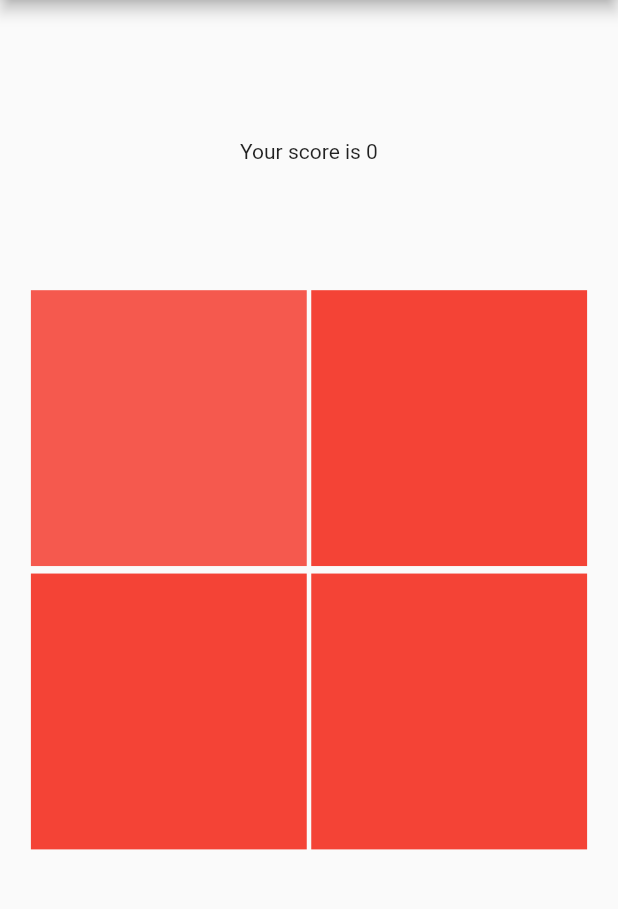
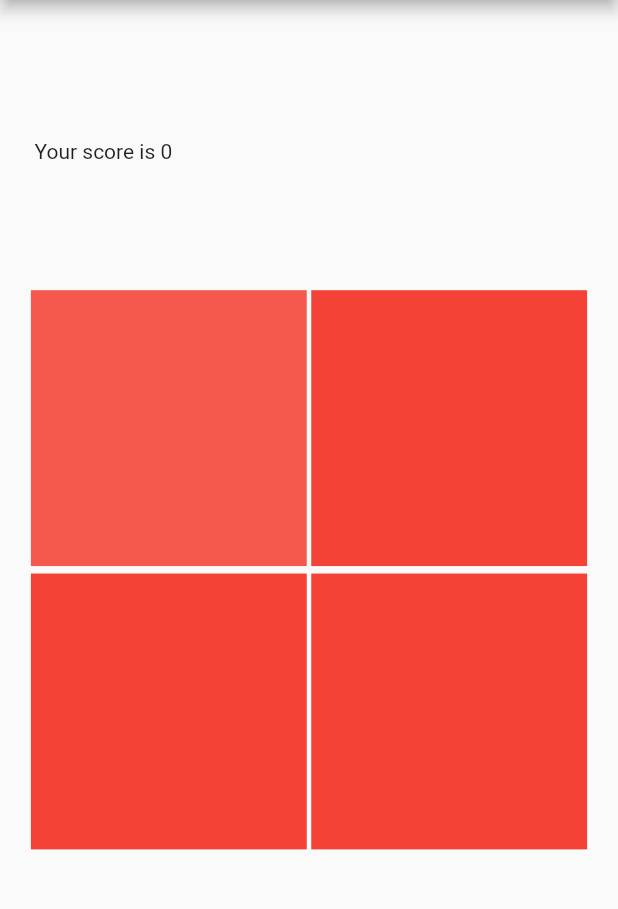
Before and after one commit to ibrahim-atef/grid-game, a Flutter app: the screen it shows after launch, on a phone screen of 412 x 824 dp, the part 84-993 px from its top. Run offline on Flutter 3.47's test engine with Material 2 defaults, Android fonts, the phone set to English and light mode, and no system bars; our stand-ins replace animated_text_kit, get, get_storage, lottie.

Commit message:
add more functionality

```diff
--- a/lib/logic/main_controller.dart
+++ b/lib/logic/main_controller.dart
@@ -2,9 +2,13 @@ import 'dart:math';
 
 import 'package:flutter/material.dart';
 import 'package:get/get.dart';
+import 'package:get_storage/get_storage.dart';
 
 class MainController extends GetxController {
   int initialGridCount = 4;
+  int highestScore = 0;
+  bool loseGame = false;
+  final GetStorage storage = GetStorage();
   int initialScore = 0;
   Color? xColor;
   int? xNum;
@@ -36,6 +40,7 @@ class MainController extends GetxController {
     // TODO: implement onInit
     randomNom();
     randomColor();
+    getHighScore();
     super.onInit();
   }
 
@@ -43,20 +48,31 @@ class MainController extends GetxController {
     return xColor = allColors[Random().nextInt(allColors.length)];
   }
 
-
-
   int randomNom() {
     return xNum = Random().nextInt(initialGridCount);
   }
 
+  addHeightScore(int score) async {
+    await storage.write("score", score);
+    update();
+  }
 
+  getHighScore() async {
+    highestScore = await storage.read("score");
+
+    update();
+  }
+
+  loseGA() {
+    loseGame = true;
+    update();
+  }
 
   chooseRightColor() {
     initialScore += 1;
-    initialGridCount=pow(sqrt(initialGridCount).toInt()+1,2).toInt();
+    initialGridCount = pow(sqrt(initialGridCount).toInt() + 1, 2).toInt();
     randomNom();
     randomColor();
     update();
-
   }
 }
--- a/lib/view/screens/first_screen.dart
+++ b/lib/view/screens/game_screen.dart
@@ -23,10 +23,18 @@ class FirstScreen extends StatelessWidget {
                 Center(
                   child: SizedBox(
                     height: Get.height * .15,
-                    child: Row(
-                      mainAxisAlignment: MainAxisAlignment.center,
-                      crossAxisAlignment: CrossAxisAlignment.center,
-                      children: [Text("Your score is ${c.initialScore}")],
+                    child: Padding(
+                      padding: const EdgeInsets.all(15.0),
+                      child: Row(
+                        mainAxisAlignment: MainAxisAlignment.spaceBetween,
+                        crossAxisAlignment: CrossAxisAlignment.center,
+                        children: [
+                          Text("Your score is ${c.initialScore}"),
+                          c.highestScore == 0
+                              ? Text("")
+                              : Text("highest score is ${c.highestScore}")
+                        ],
+                      ),
                     ),
                   ),
                 ),
--- a/pubspec.yaml
+++ b/pubspec.yaml
@@ -38,6 +38,7 @@ dependencies:
   get:
   get_storage:
   lottie: ^2.6.0
+  animated_text_kit: ^4.2.2
 
 
 dev_dependencies:
```
Also changed, not shown: lib/main.dart (+5 -3 lines), lib/view/screens/splash_screen.dart (+22 -2 lines), pubspec.lock.
